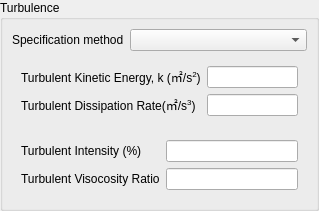
This is view/setup/boundary_conditions/turbulence_k_epsilon_widget.ui in nextfoam/baram as Qt 5 draws it before an edit. The edited form follows.
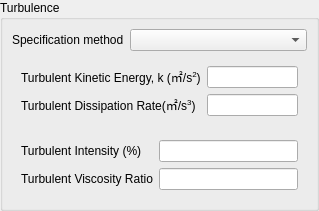
This is the edited form.

```diff
--- a/view/setup/boundary_conditions/turbulence_k_epsilon_widget.ui
+++ b/view/setup/boundary_conditions/turbulence_k_epsilon_widget.ui
@@ -126,7 +126,7 @@
          <item row="1" column="0">
           <widget class="QLabel" name="label_5">
            <property name="text">
-            <string>Turbulent Visocosity Ratio</string>
+            <string>Turbulent Viscosity Ratio</string>
            </property>
           </widget>
          </item>
```
